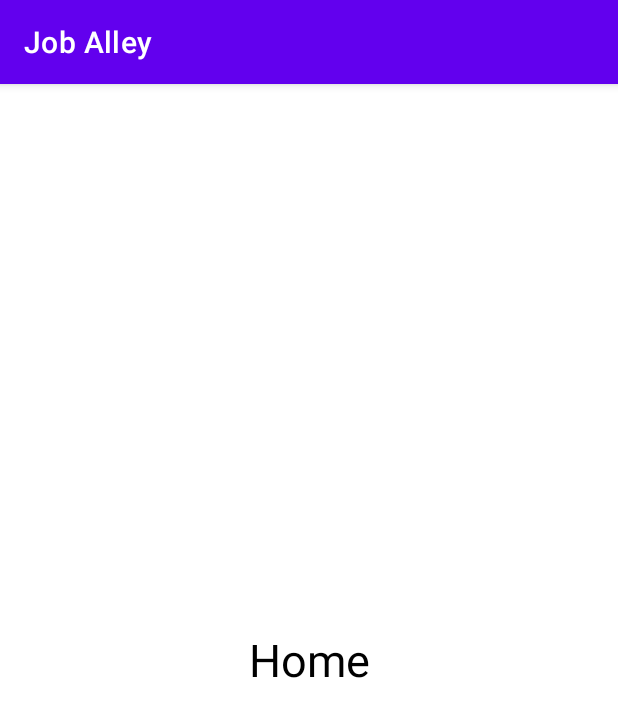
After one commit to JanetSoh/JobAlley, an Android app: the fragment HomePage shown on its own in the app's theme, on a phone screen of 412 x 824 dp. The commit adds this screen. Shown: the top 717 px of the screen. Run offline under Robolectric (Android 15) with nearby library versions, the phone set to English and light mode, and no system bars.

Commit message:
TAAB bAR

```diff
--- a/app/build.gradle
+++ b/app/build.gradle
@@ -52,13 +52,16 @@ dependencies {
     implementation 'com.google.mlkit:entity-extraction:16.0.0-beta4'
     implementation 'com.google.firebase:firebase-database-ktx:20.0.4'
     implementation 'com.google.firebase:firebase-firestore-ktx:24.1.0'
+    implementation 'androidx.legacy:legacy-support-v4:1.0.0'
     testImplementation 'junit:junit:4.13.2'
     androidTestImplementation 'androidx.test.ext:junit:1.1.3'
     androidTestImplementation 'androidx.test.espresso:espresso-core:3.4.0'
     implementation platform('com.google.firebase:firebase-bom:29.2.1')
     implementation 'com.facebook.android:facebook-android-sdk:latest.release'
     implementation 'com.facebook.android:facebook-login:latest.release'
-
+    apply plugin:'kotlin-android-extensions'
+    implementation 'androidx.recyclerview:recyclerview:1.2.1'
+    implementation 'androidx.cardview:cardview:1.0.0'
 
 
 
--- /dev/null
+++ b/app/src/main/java/com/example/joballey/HomePage.kt
@@ -0,0 +1,19 @@
+package com.example.joballey
+
+import android.os.Bundle
+import androidx.fragment.app.Fragment
+import android.view.LayoutInflater
+import android.view.View
+import android.view.ViewGroup
+
+class HomePage : Fragment() {
+    override fun onCreateView(
+        inflater: LayoutInflater, container: ViewGroup?,
+        savedInstanceState: Bundle?
+    ): View? {
+        // Inflate the layout for this fragment
+        return inflater.inflate(R.layout.fragment_home_page, container, false)
+    }
+
+
+}
--- /dev/null
+++ b/app/src/main/res/layout/fragment_home_page.xml
@@ -0,0 +1,18 @@
+<?xml version="1.0" encoding="utf-8"?>
+<FrameLayout xmlns:android="http://schemas.android.com/apk/res/android"
+    xmlns:tools="http://schemas.android.com/tools"
+    android:layout_width="match_parent"
+    android:layout_height="match_parent"
+    tools:context=".HomePage">
+
+    <!-- TODO: Update blank fragment layout -->
+    <TextView
+        android:layout_width="match_parent"
+        android:layout_height="match_parent"
+        android:text="Home"
+        android:textSize="30sp"
+        android:textAlignment="center"
+        android:gravity="center"
+        android:textColor="@color/black"/>
+
+</FrameLayout>
--- a/app/src/main/res/values/strings.xml
+++ b/app/src/main/res/values/strings.xml
@@ -47,4 +47,6 @@
     <string name="forgot_password2">FORGOT PASSWORD</string>
     <string name="send_email">Send Email</string>
     <string name="welcome">Welcome</string>
+    <!-- TODO: Remove or change this placeholder text -->
+    <string name="hello_blank_fragment">Hello blank fragment</string>
 </resources>
```
Also changed, not shown: app/src/main/java/com/example/joballey/NotificationPage.kt (added, +18 -0 lines), app/src/main/java/com/example/joballey/SavePage.kt (added, +18 -0 lines), app/src/main/java/com/example/joballey/SearchPage.kt (added, +18 -0 lines), app/src/main/java/com/example/joballey/TabBarAdapter.kt (added, +22 -0 lines), app/src/main/java/com/example/joballey/UserPage.kt (added, +18 -0 lines), app/src/main/res/layout/fragment_notification_page.xml (added, +14 -0 lines), app/src/main/res/layout/fragment_save_page.xml (added, +14 -0 lines), app/src/main/res/layout/fragment_search_page.xml (added, +14 -0 lines), app/src/main/res/layout/fragment_user_page.xml (added, +14 -0 lines).
